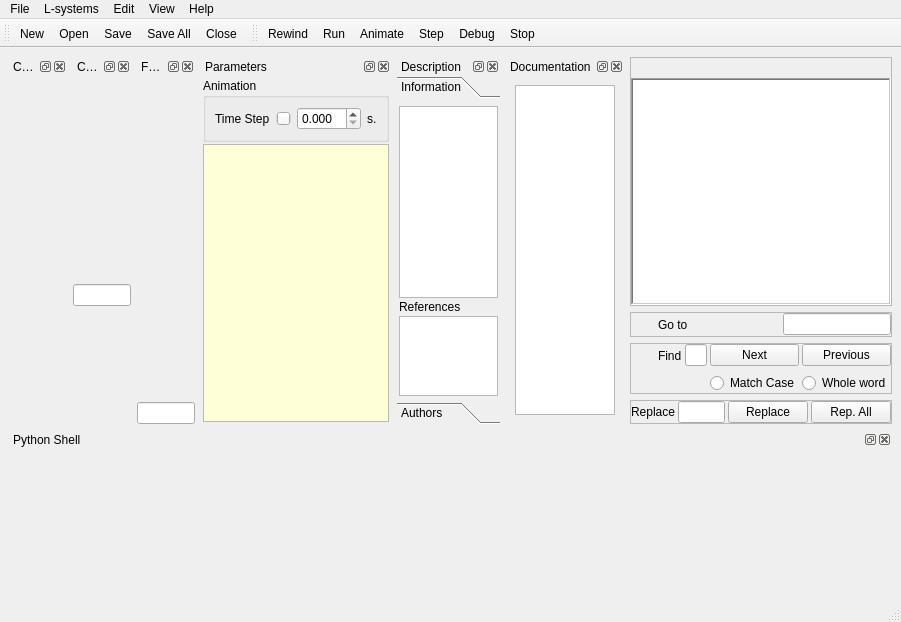
Before: the Qt Designer form src/openalea/lpy/gui/lpymainwindow.ui in openalea/lpy, drawn with Qt 5.
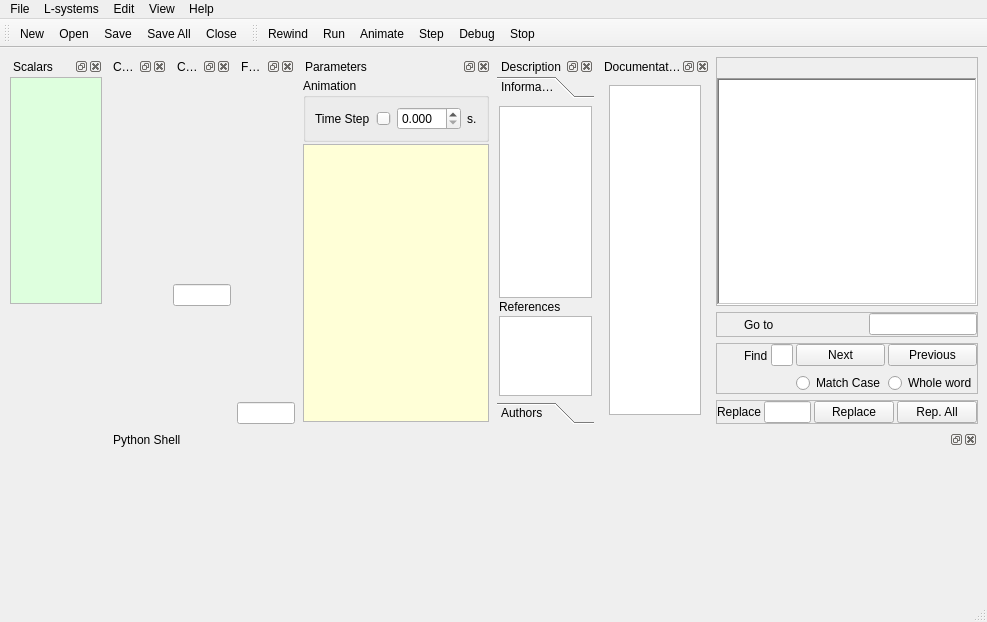
After: the same form once the commit is applied. Icons and pictures are not drawn. Custom widgets are drawn as their Qt base class.

Commit message: - v1.6 - add visual scalar parameter edition

What changed in the file:
```diff
--- a/src/openalea/lpy/gui/lpymainwindow.ui
+++ b/src/openalea/lpy/gui/lpymainwindow.ui
@@ -5,7 +5,7 @@
    <rect>
     <x>0</x>
     <y>0</y>
-    <width>901</width>
+    <width>987</width>
     <height>622</height>
    </rect>
   </property>
@@ -21,12 +21,12 @@
     <rect>
      <x>0</x>
      <y>55</y>
-     <width>901</width>
+     <width>987</width>
      <height>548</height>
     </rect>
    </property>
    <layout class="QGridLayout" name="gridLayout_3" >
-    <item rowspan="4" row="0" column="0" >
+    <item rowspan="4" row="0" column="1" >
      <widget class="QDockWidget" name="materialDock" >
       <property name="sizePolicy" >
        <sizepolicy vsizetype="Preferred" hsizetype="Minimum" >
@@ -57,7 +57,7 @@
       </widget>
      </widget>
     </item>
-    <item rowspan="4" row="0" column="2" >
+    <item rowspan="4" row="0" column="3" >
      <widget class="QDockWidget" name="functionDock" >
       <property name="windowTitle" >
        <string>Functions</string>
@@ -88,7 +88,7 @@
       </widget>
      </widget>
     </item>
-    <item rowspan="4" row="0" column="3" >
+    <item rowspan="4" row="0" column="4" >
      <widget class="QDockWidget" name="parametersDock" >
       <property name="windowTitle" >
        <string>Parameters</string>
@@ -289,7 +289,7 @@
       </widget>
      </widget>
     </item>
-    <item rowspan="4" row="0" column="4" >
+    <item rowspan="4" row="0" column="5" >
      <widget class="QDockWidget" name="descriptionDock" >
       <property name="windowTitle" >
        <string>Description</string>
@@ -444,7 +444,7 @@
       </widget>
      </widget>
     </item>
-    <item rowspan="4" row="0" column="5" >
+    <item rowspan="4" row="0" column="6" >
      <widget class="QDockWidget" name="helpDock" >
       <property name="floating" >
        <bool>false</bool>
@@ -476,7 +476,7 @@
       </widget>
      </widget>
     </item>
-    <item row="0" column="6" >
+    <item row="0" column="7" >
      <widget class="QFrame" name="frame" >
       <property name="frameShape" >
        <enum>QFrame::StyledPanel</enum>
@@ -528,7 +528,7 @@
       </layout>
      </widget>
     </item>
-    <item row="1" column="6" >
+    <item row="1" column="7" >
      <widget class="QFrame" name="frameGoto" >
       <property name="frameShape" >
        <enum>QFrame::StyledPanel</enum>
@@ -617,7 +617,7 @@
       </layout>
      </widget>
     </item>
-    <item row="2" column="6" >
+    <item row="2" column="7" >
      <widget class="QFrame" name="frameFind" >
       <property name="frameShape" >
        <enum>QFrame::StyledPanel</enum>
@@ -780,7 +780,7 @@
       </layout>
      </widget>
     </item>
-    <item row="3" column="6" >
+    <item row="3" column="7" >
      <widget class="QFrame" name="frameReplace" >
       <property name="frameShape" >
        <enum>QFrame::StyledPanel</enum>
@@ -835,7 +835,7 @@
       </layout>
      </widget>
     </item>
-    <item row="4" column="0" colspan="7" >
+    <item row="4" column="1" colspan="7" >
      <widget class="QDockWidget" name="interpreterDock" >
       <property name="sizePolicy" >
        <sizepolicy vsizetype="Minimum" hsizetype="Preferred" >
@@ -869,7 +869,7 @@
       </widget>
      </widget>
     </item>
-    <item row="0" column="1" >
+    <item row="0" column="2" >
      <widget class="QDockWidget" name="curveDock" >
       <property name="windowTitle" >
        <string>Curves</string>
@@ -900,6 +900,111 @@
       </widget>
      </widget>
     </item>
+    <item row="0" column="0" >
+     <widget class="QDockWidget" name="scalarDock" >
+      <property name="windowTitle" >
+       <string>Scalars</string>
+      </property>
+      <widget class="QWidget" name="dockWidgetContents_8" >
+       <property name="geometry" >
+        <rect>
+         <x>0</x>
+         <y>22</y>
+         <width>80</width>
+         <height>228</height>
+        </rect>
+       </property>
+       <layout class="QGridLayout" name="gridLayout_2" >
+        <property name="leftMargin" >
+         <number>1</number>
+        </property>
+        <property name="topMargin" >
+         <number>1</number>
+        </property>
+        <property name="rightMargin" >
+         <number>1</number>
+        </property>
+        <property name="bottomMargin" >
+         <number>2</number>
+        </property>
+        <item row="0" column="0" >
+         <widget class="ScalarEditor" name="scalarEditor" >
+          <property name="palette" >
+           <palette>
+            <active>
+             <colorrole role="Base" >
+              <brush brushstyle="SolidPattern" >
+               <color alpha="255" >
+                <red>222</red>
+                <green>255</green>
+                <blue>222</blue>
+               </color>
+              </brush>
+             </colorrole>
+             <colorrole role="AlternateBase" >
+              <brush brushstyle="SolidPattern" >
+               <color alpha="255" >
+                <red>191</red>
+                <green>255</green>
+                <blue>191</blue>
+               </color>
+              </brush>
+             </colorrole>
+            </active>
+            <inactive>
+             <colorrole role="Base" >
+              <brush brushstyle="SolidPattern" >
+               <color alpha="255" >
+                <red>222</red>
+                <green>255</green>
+                <blue>222</blue>
+               </color>
+              </brush>
+             </colorrole>
+             <colorrole role="AlternateBase" >
+              <brush brushstyle="SolidPattern" >
+               <color alpha="255" >
+                <red>191</red>
+                <green>255</green>
+                <blue>191</blue>
+               </color>
+              </brush>
+             </colorrole>
+            </inactive>
+            <disabled>
+             <colorrole role="Base" >
+              <brush brushstyle="SolidPattern" >
+               <color alpha="255" >
+                <red>236</red>
+                <green>233</green>
+                <blue>216</blue>
+               </color>
+              </brush>
+             </colorrole>
+             <colorrole role="AlternateBase" >
+              <brush brushstyle="SolidPattern" >
+               <color alpha="255" >
+                <red>191</red>
+                <green>255</green>
+                <blue>191</blue>
+               </color>
+              </brush>
+             </colorrole>
+            </disabled>
+           </palette>
+          </property>
+          <property name="alternatingRowColors" >
+           <bool>true</bool>
+          </property>
+          <property name="allColumnsShowFocus" >
+           <bool>true</bool>
+          </property>
+         </widget>
+        </item>
+       </layout>
+      </widget>
+     </widget>
+    </item>
    </layout>
   </widget>
   <widget class="QMenuBar" name="menubar" >
@@ -907,7 +1012,7 @@
     <rect>
      <x>0</x>
      <y>0</y>
-     <width>901</width>
+     <width>987</width>
      <height>21</height>
     </rect>
    </property>
@@ -1008,7 +1113,7 @@
     <rect>
      <x>0</x>
      <y>603</y>
-     <width>901</width>
+     <width>987</width>
      <height>19</height>
     </rect>
    </property>
@@ -1049,7 +1154,7 @@
     <rect>
      <x>352</x>
      <y>21</y>
-     <width>549</width>
+     <width>635</width>
      <height>34</height>
     </rect>
    </property>
@@ -1495,6 +1600,11 @@
    <header>curvepanel.h</header>
    <container>1</container>
   </customwidget>
+  <customwidget>
+   <class>ScalarEditor</class>
+   <extends>QTreeView</extends>
+   <header location="global" >scalareditor.h</header>
+  </customwidget>
  </customwidgets>
  <tabstops>
   <tabstop>codeeditor</tabstop>
```
The commit also changes 12 other files.
